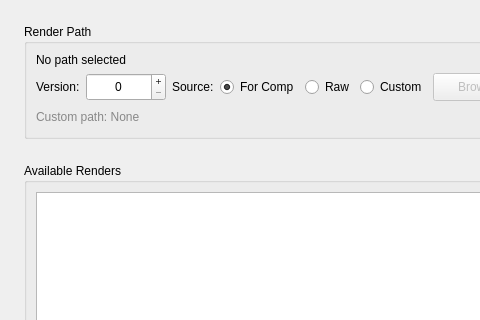
The window that resources/ui/tabs/republish.ui (cpt-cabbage/luma_tools) describes before a commit, drawn with Qt 5; both pictures show x 0 to 480 and y 0 to 320 of the 1400 by 850 pixel window.
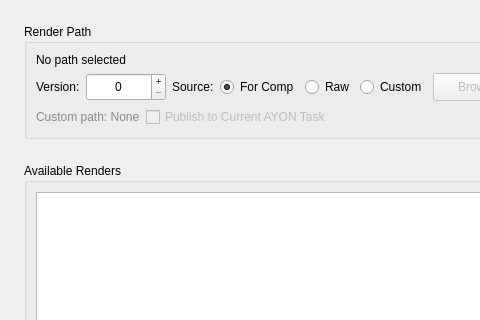
The same window after the commit.

Commit message: - Add "Publish to Current AYON Task" toggle checkbox to rePublish tab that allows users to publish custom selected renders to their current AYON task instead of  the path string.

Patch:
```diff
--- a/resources/ui/tabs/republish.ui
+++ b/resources/ui/tabs/republish.ui
@@ -166,6 +166,19 @@
           </property>
          </widget>
         </item>
+        <item>
+         <widget class="QCheckBox" name="RePublishUseCurrentTask">
+          <property name="text">
+           <string>Publish to Current AYON Task</string>
+          </property>
+          <property name="toolTip">
+           <string>When enabled, publishes to the current AYON task context instead of inferring from the custom path</string>
+          </property>
+          <property name="enabled">
+           <bool>false</bool>
+          </property>
+         </widget>
+        </item>
         <item>
          <spacer name="republishCustomPathSpacer">
           <property name="orientation">
```
The commit also changes 4 other files.
